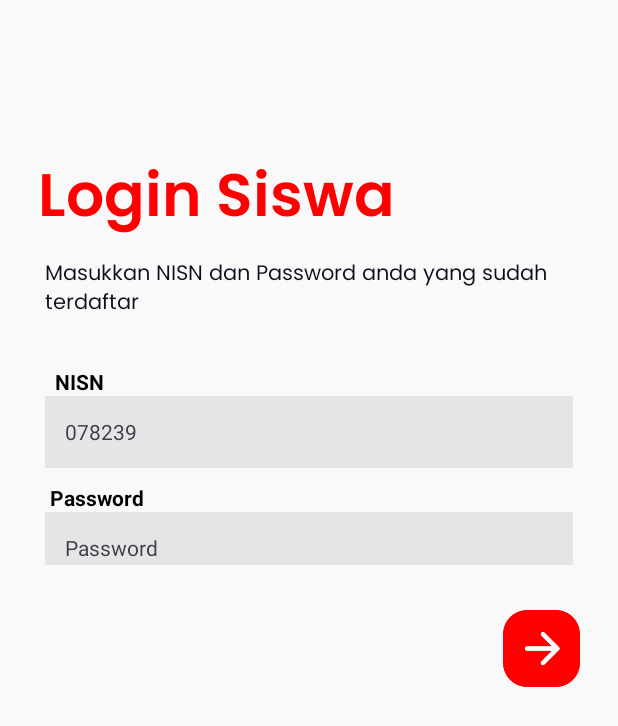
After one commit to Kelompok-2-SPP/Aplikasi-Pembayaran-SPP, an Android app: the layout login_siswa.xml on its own in the app's theme, with its tools: preview values and no code run, on a phone screen of 412 x 824 dp. The commit adds this screen. Shown: the top 726 px of the screen. Run offline under Robolectric (Android 15) with nearby library versions, the light colour scheme and no system bars.

Commit message:
login siswa

```diff
--- a/app/src/main/java/com/lleans/spp_kelompok_2/MainActivity.java
+++ b/app/src/main/java/com/lleans/spp_kelompok_2/MainActivity.java
@@ -17,7 +17,7 @@ public class MainActivity extends AppCompatActivity {
         super.onCreate(savedInstanceState);
         setContentView(R.layout.activity_main);
 
-        tes = (ImageButton) findViewById(R.id.sisaLogin);
+        tes = (ImageButton) findViewById(R.id.siswaLogin);
         tes.setOnClickListener(new View.OnClickListener() {
             @Override
             public void onClick(View v) {
--- a/app/src/main/res/layout/activity_main.xml
+++ b/app/src/main/res/layout/activity_main.xml
@@ -46,7 +46,7 @@
         android:src="@drawable/illust"/>
 
     <ImageButton
-        android:id="@+id/sisaLogin"
+        android:id="@+id/siswaLogin"
         android:layout_width="308dp"
         android:layout_height="65dp"
         android:layout_gravity="center"
--- /dev/null
+++ b/app/src/main/res/layout/login_siswa.xml
@@ -0,0 +1,94 @@
+<?xml version="1.0" encoding="utf-8"?>
+<LinearLayout
+    xmlns:android="http://schemas.android.com/apk/res/android"
+    xmlns:app="http://schemas.android.com/apk/res-auto"
+    xmlns:tools="http://schemas.android.com/tools"
+    android:layout_width="match_parent"
+    android:layout_height="match_parent"
+    android:background="@color/bg"
+    android:orientation="vertical">
+
+    <TextView
+        android:id="@+id/textView"
+        android:layout_width="match_parent"
+        android:layout_height="wrap_content"
+        android:text="Login Siswa"
+        android:textColor="#FF0000"
+        android:textSize="40sp"
+        android:fontFamily="@font/semibold"
+        android:layout_marginTop="100sp"
+        android:layout_marginLeft="25sp" />
+
+    <TextView
+        android:layout_width="match_parent"
+        android:layout_height="wrap_content"
+        android:layout_marginLeft="30sp"
+        android:layout_marginTop="3dp"
+        android:layout_marginRight="20sp"
+        android:fontFamily="@font/regular"
+        android:text="Masukkan NISN dan Password anda yang sudah terdaftar"
+        android:textSize="14sp" />
+
+    <LinearLayout
+        android:layout_width="match_parent"
+        android:layout_height="132dp"
+        android:layout_marginVertical="30dp"
+        android:layout_marginLeft="30dp"
+        android:layout_marginTop="40dp"
+        android:layout_marginRight="30dp"
+        android:orientation="vertical">
+
+        <TextView
+            android:id="@+id/textView4"
+            android:layout_width="match_parent"
+            android:layout_height="wrap_content"
+            android:text="  NISN"
+            android:textSize="14sp"
+            android:textColor="@color/black"
+            android:textStyle="bold" />
+
+        <EditText
+            android:id="@+id/username"
+            android:layout_width="match_parent"
+            android:layout_height="48dp"
+            android:background="#E5E5E5"
+            android:ems="12"
+            android:hint="078239"
+            android:inputType="textPersonName"
+            android:padding="13sp"
+            android:textColorHint="#3D3E49"
+            android:textSize="14sp" />
+
+        <TextView
+            android:id="@+id/textView5"
+            android:layout_width="match_parent"
+            android:layout_height="wrap_content"
+            android:layout_marginTop="10dp"
+            android:text=" Password  "
+            android:textColor="@color/black"
+            android:textSize="14sp"
+            android:textStyle="bold" />
+
+        <EditText
+            android:id="@+id/password"
+            android:layout_width="match_parent"
+            android:layout_height="48dp"
+            android:background="#e5e5e5"
+            android:ems="12"
+            android:hint="Password"
+            android:inputType="textPassword"
+            android:padding="13sp"
+            android:textColorHint="#3D3E49"
+            android:textSize="14sp" />
+
+    </LinearLayout>
+
+    <ImageView
+        android:layout_width="51dp"
+        android:layout_height="51dp"
+        android:layout_gravity="right"
+        android:layout_marginRight="25dp"
+        android:src="@drawable/button" />
+
+
+</LinearLayout>
--- a/app/src/main/res/values/colors.xml
+++ b/app/src/main/res/values/colors.xml
@@ -27,5 +27,6 @@
     <color name="transparent_green">#46CD93</color>
 
     <color name="bg">#F9F9F9</color>
+    <color name="black">#FF000000</color>
 
 </resources>
```
Also changed, not shown: app/src/main/res/drawable-v24/button.png (added).
